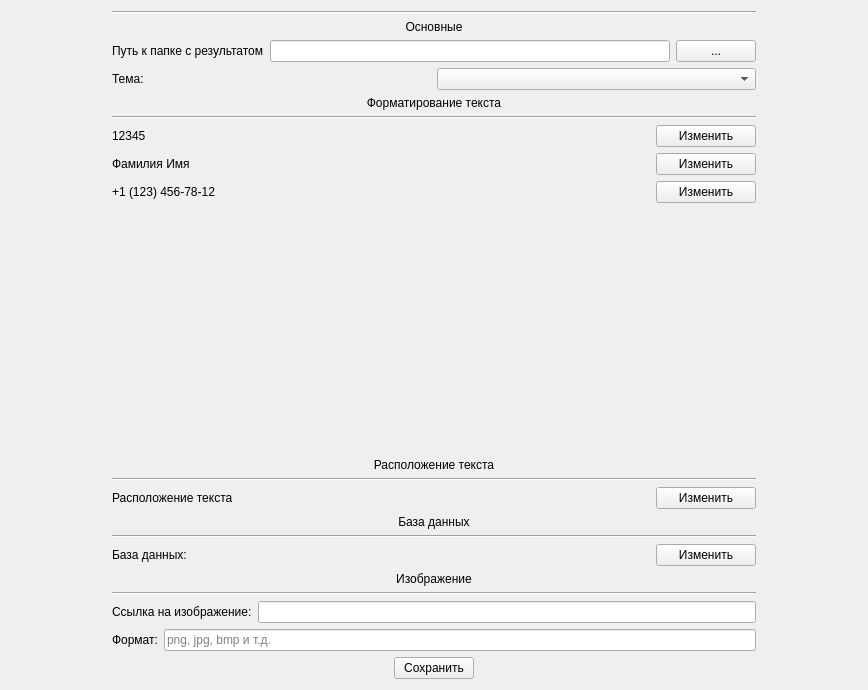
pavel-cpp/tip, file source/ui/options.ui: the form before one commit.
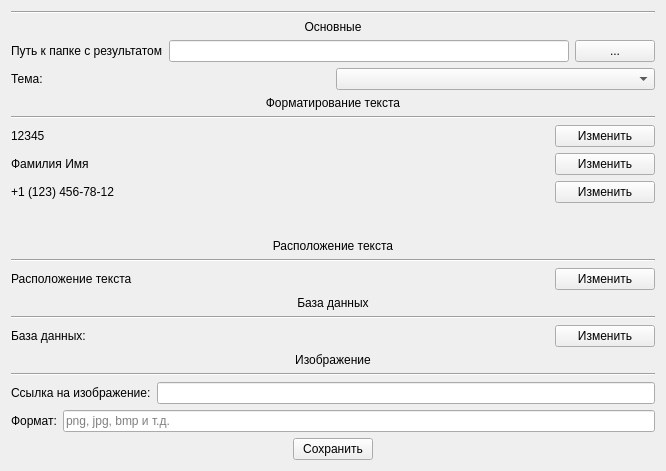
The form after the commit. Icons and pictures are not drawn.

Commit message: options interface edited

The edit to the form file:
```diff
--- a/source/ui/options.ui
+++ b/source/ui/options.ui
@@ -6,8 +6,8 @@
    <rect>
     <x>0</x>
     <y>0</y>
-    <width>868</width>
-    <height>690</height>
+    <width>666</width>
+    <height>471</height>
    </rect>
   </property>
   <property name="windowTitle">
```
The commit also changes 2 other files.
